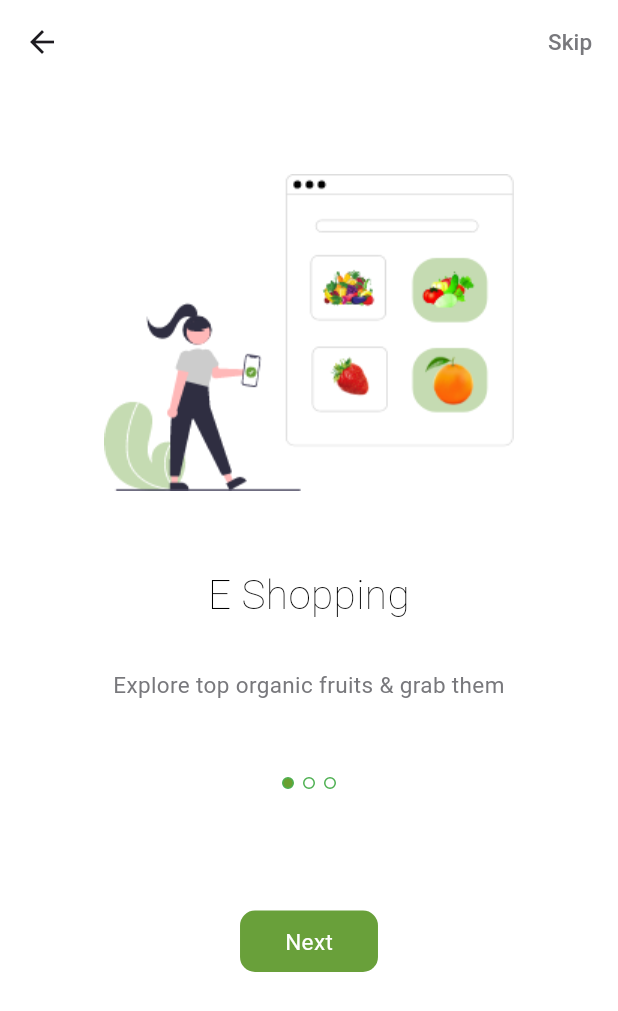
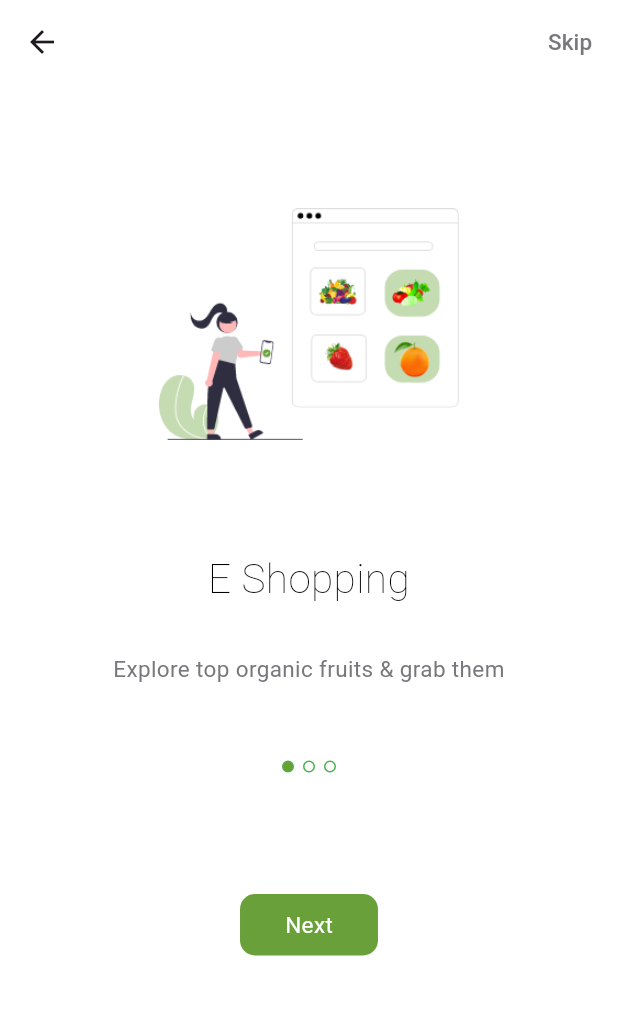
Before and after one commit to xuanlocgs2000/fruit_app_ui, a Flutter app: the screen it shows after launch, on a phone screen of 412 x 824 dp. Shown: the top 1011 px of the screen. Run offline on Flutter 3.47's test engine with Material 3 defaults, Android fonts, the phone set to English and light mode, and no system bars; our stand-ins replace animated_bottom_navigation_bar, iconsax, intl_phone_field, introduction_screen, pin_code_fields; missing offline and left inert: nuts_activity_indicator; Roboto replaces fonts that are missing (Poppins).

Commit message:
fix image resize

```diff
--- a/lib/screens/login/onboarding_screen.dart
+++ b/lib/screens/login/onboarding_screen.dart
@@ -69,6 +69,8 @@ class _OnboardState extends State<Onboard> {
                     Container(
                       margin: const EdgeInsets.only(top: 60.0), //
                       child: Image.asset(screens[index].image),
+                      width: 200,
+                      height: 200,
                     ),
                     Container(
                       margin: const EdgeInsets.only(top: 50.0, bottom: 30.0),
```
